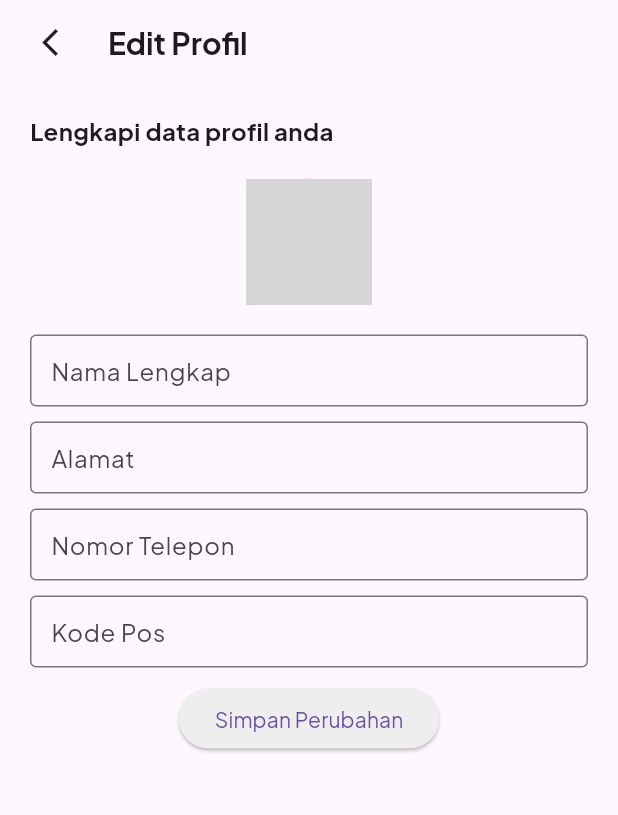
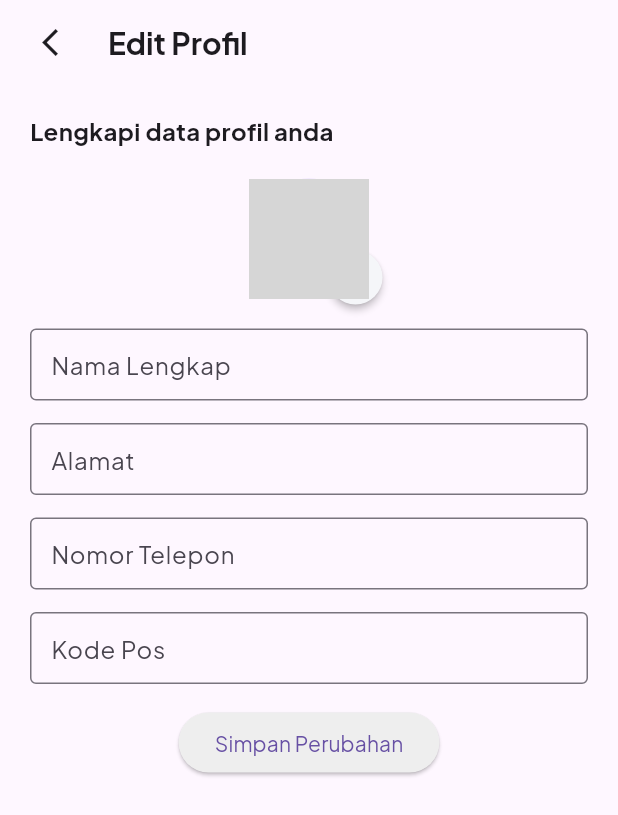
Before and after one commit to AnandaReva/Tra-Tour, a Flutter app: the screen it shows after launch, item 5 of the bottom bar chosen, after a tap on the "edit" icon, on a phone screen of 412 x 824 dp. Shown: the top 815 px of the screen. Run offline on Flutter 3.47's test engine with Material 3 defaults, Android fonts, the phone set to English and light mode, and no system bars; missing offline and left inert: another_stepper; network calls fail; grey boxes are pictures that could not be loaded.

Commit message:
revisi homepage, edit profil

```diff
--- a/lib/pages/editprofilepage.dart
+++ b/lib/pages/editprofilepage.dart
@@ -27,7 +27,8 @@ class EditProfilePage extends StatelessWidget {
             ),
           ),
         ),
-        body: Column(
+        body: SingleChildScrollView(
+          child: Column(
             crossAxisAlignment: CrossAxisAlignment.start,
             children: [
               Container(
@@ -41,13 +42,45 @@ class EditProfilePage extends StatelessWidget {
                 ),
               ),
               Center(
-              child: CircleAvatar(
-                radius: 42,
+                child: SizedBox(
+                  width: 80,
+                  height: 80,
+                  child: Stack(
+                    clipBehavior: Clip.none,
+                    fit: StackFit.expand,
+                    children: [
+                      CircleAvatar(
                         backgroundImage: NetworkImage(
                           'https://firebasestorage.googleapis.com/v0/b/tra-tour.appspot.com/o/admin%2Fadmin_profile_picture.png?alt=media&token=2f101f86-e0d6-4cbb-aebe-faa4d37479d0',
                         ),
                       ),
+                      Positioned(
+                        bottom: -10,
+                        right: -35,
+                        child: RawMaterialButton(
+                          onPressed: () {},
+                          elevation: 2.0,
+                          fillColor: Color(0xFFF5F6F9),
+                          child: Icon(
+                            Icons.camera_alt_outlined,
+                            color: Colors.black,
+                            size: 15,
                           ),
+                          shape: CircleBorder(),
+                        ),
+                      ),
+                    ],
+                  ),
+                ),
+              ),
+              // Center(
+              //   child: CircleAvatar(
+              //     radius: 42,
+              //     backgroundImage: NetworkImage(
+              //       'https://firebasestorage.googleapis.com/v0/b/tra-tour.appspot.com/o/admin%2Fadmin_profile_picture.png?alt=media&token=2f101f86-e0d6-4cbb-aebe-faa4d37479d0',
+              //     ),
+              //   ),
+              // ),
               // form
               Form(
                 child: Padding(
@@ -62,7 +95,7 @@ class EditProfilePage extends StatelessWidget {
                         ),
                       ),
                       SizedBox(
-                      height: 10,
+                        height: 15,
                       ),
                       TextFormField(
                         decoration: InputDecoration(
@@ -72,7 +105,7 @@ class EditProfilePage extends StatelessWidget {
                         ),
                       ),
                       SizedBox(
-                      height: 10,
+                        height: 15,
                       ),
                       TextFormField(
                         decoration: InputDecoration(
@@ -82,7 +115,7 @@ class EditProfilePage extends StatelessWidget {
                         ),
                       ),
                       SizedBox(
-                      height: 10,
+                        height: 15,
                       ),
                       TextFormField(
                         decoration: InputDecoration(
@@ -92,7 +125,7 @@ class EditProfilePage extends StatelessWidget {
                         ),
                       ),
                       SizedBox(
-                      height: 10,
+                        height: 15,
                       ),
                       ElevatedButton(
                         onPressed: () {},
@@ -106,6 +139,7 @@ class EditProfilePage extends StatelessWidget {
                 ),
               ),
             ],
+          ),
         ));
   }
 }
--- a/lib/pages/homepage.dart
+++ b/lib/pages/homepage.dart
@@ -1,4 +1,7 @@
+// ignore_for_file: prefer_const_constructors
+import 'package:flutter/cupertino.dart';
 import 'package:flutter/material.dart';
+import 'package:flutter/widgets.dart';
 import 'package:tratour_application/model/articles_model.dart';
 
 class HomePage extends StatelessWidget {
@@ -17,17 +20,229 @@ class HomePage extends StatelessWidget {
       appBar: appBar(),
       body: ListView(
         children: [
-          // Poin kamu
+          // Banner
+          Padding(
+            padding: EdgeInsets.all(20),
+            child: Stack(
+              clipBehavior: Clip.none,
+              children: <Widget>[
+                Container(
+                  decoration: BoxDecoration(
+                    color: Colors.white,
+                    borderRadius: BorderRadius.circular(8),
+                    boxShadow: [
+                      BoxShadow(
+                        color: Colors.grey.withOpacity(0.180),
+                        spreadRadius: 2,
+                        blurRadius: 1,
+                        offset: Offset(0, 0),
+                      ), //BoxShadow
+                    ],
+                  ),
+                  padding: EdgeInsets.all(8),
+                  child: Row(
+                    children: <Widget>[
+                      Flexible(
+                        child: Column(
+                          crossAxisAlignment: CrossAxisAlignment.start,
+                          children: <Widget>[
+                            Text(
+                              "Setor sampah bawa keuntungan",
+                              style: TextStyle(
+                                fontWeight: FontWeight.bold,
+                                fontSize: 14,
+                              ),
+                            ),
+                            SizedBox(
+                              height: 10,
+                            ),
+                            Text(
+                              "Tukar sampah di rumahmu dengan reward menarik dari kami",
+                              style: TextStyle(
+                                fontSize: 12,
+                              ),
+                            ),
+                            SizedBox(
+                              height: 20,
+                            ),
+                          ],
+                        ),
+                      ),
+                      SizedBox(
+                        width: 100,
+                      )
+                    ],
+                  ),
+                ),
+                Positioned(
+                  child: Image.asset(
+                    'assets/images/Homepage-removebg-preview.png',
+                    scale: 0.92,
+                  ),
+                  top: -20,
+                  right: 0,
+                ),
+              ],
+            ),
+          ),
+          // Poin dan Voucher
           _poinSection(),
-
-          // Voucher
-          _voucherSection(),
-
           // Artikel Pilihan1
           _artikelPilihan(),
+        ],
+      ),
+    );
+  }
 
-          // Artikel Pilihan2
-          _artikelPilihan(),
+  Padding _poinSection() {
+    return Padding(
+      padding: const EdgeInsets.all(20),
+      child: Column(
+        children: <Widget>[
+          Column(
+            crossAxisAlignment: CrossAxisAlignment.start,
+            children: [
+              Padding(
+                padding: EdgeInsets.all(8.0),
+                child: Text(
+                  'Poin Kamu',
+                  style: TextStyle(
+                    fontFamily: 'PTSans',
+                    fontSize: 20,
+                    fontWeight: FontWeight.bold,
+                  ),
+                ),
+              ),
+              Row(
+                children: [
+                  Padding(
+                    padding: EdgeInsets.all(8.0),
+                    child: Text(
+                      'Total Poin Anda: ',
+                      style: TextStyle(
+                        fontSize: 14,
+                        fontFamily: 'PTSans',
+                      ),
+                    ),
+                  ),
+                  Expanded(
+                    child: Center(
+                      child: RichText(
+                        text: TextSpan(
+                          style: TextStyle(color: Colors.black),
+                          children: const <TextSpan>[
+                            TextSpan(
+                              text: '10000',
+                              style: TextStyle(
+                                fontSize: 14,
+                                fontFamily: 'PTSans',
+                              ),
+                            ),
+                            TextSpan(
+                              text: ' Poin',
+                              style: TextStyle(
+                                fontSize: 10,
+                                fontFamily: 'PTSans',
+                              ),
+                            ),
+                          ],
+                        ),
+                      ),
+                    ),
+                  ),
+                ],
+              ),
+            ],
+          ),
+          Column(
+            crossAxisAlignment: CrossAxisAlignment.start,
+            children: [
+              Padding(
+                padding: EdgeInsets.all(8.0),
+                child: Column(
+                  crossAxisAlignment: CrossAxisAlignment.start,
+                  children: const <Widget>[
+                    Text(
+                      'Voucher',
+                      style: TextStyle(
+                        fontSize: 20,
+                        fontWeight: FontWeight.bold,
+                        fontFamily: 'PTSans',
+                      ),
+                    ),
+                    Text(
+                      'Total poin kamu dapat ditukarkan dengan voucher dibawah ini loh!',
+                      style: TextStyle(
+                        fontSize: 14,
+                        fontFamily: 'PTSans',
+                      ),
+                    ),
+                  ],
+                ),
+              ),
+              Padding(
+                padding: EdgeInsets.all(8.0),
+                child: Row(
+                  mainAxisAlignment: MainAxisAlignment
+                      .spaceAround, // Memberikan ruang sekitar setiap child
+                  children: [
+                    Column(
+                      children: [
+                        IconButton(
+                          onPressed: () {},
+                          icon: Icon(Icons.smartphone),
+                        ),
+                        Text(
+                          "Pulsa\nPrabayar",
+                          textAlign: TextAlign.center,
+                          style: TextStyle(fontSize: 12, fontFamily: 'PTSans'),
+                        ),
+                      ],
+                    ),
+                    Column(
+                      children: [
+                        IconButton(
+                          onPressed: () {},
+                          icon: Icon(Icons.wifi),
+                        ),
+                        Text(
+                          "Paket\nData",
+                          textAlign: TextAlign.center,
+                          style: TextStyle(fontSize: 12, fontFamily: 'PTSans'),
+                        ),
+                      ],
+                    ),
+                    Column(
+                      children: [
+                        IconButton(
+                          onPressed: () {},
+                          icon: Icon(Icons.bolt),
+                        ),
+                        Text(
+                          "Voucher\nListrik",
+                          textAlign: TextAlign.center,
+                          style: TextStyle(fontSize: 12, fontFamily: 'PTSans'),
+                        ),
+                      ],
+                    ),
+                    Column(
+                      children: [
+                        IconButton(
+                          onPressed: () {},
+                          icon: Icon(Icons.arrow_right_alt),
+                        ),
+                        Text(
+                          "Voucher\nLainnya",
+                          textAlign: TextAlign.center,
+                          style: TextStyle(fontSize: 12, fontFamily: 'PTSans'),
+                        ),
+                      ],
+                    ),
+                  ],
+                ),
+              ),
+            ],
+          ),
         ],
       ),
     );
@@ -35,11 +250,11 @@ class HomePage extends StatelessWidget {
 
   Padding _artikelPilihan() {
     return Padding(
-      padding: const EdgeInsets.all(20.0),
+      padding: EdgeInsets.all(20.0),
       child: Column(
         crossAxisAlignment: CrossAxisAlignment.start,
         children: [
-          const Padding(
+          Padding(
             padding: EdgeInsets.all(8.0),
             child: Row(
               children: [
@@ -62,7 +277,7 @@ class HomePage extends StatelessWidget {
             height: 225,
             child: ListView.separated(
               separatorBuilder: (context, index) => SizedBox(width: 25),
-              padding: const EdgeInsets.only(
+              padding: EdgeInsets.only(
                 left: 25,
                 right: 25,
               ),
@@ -73,7 +288,7 @@ class HomePage extends StatelessWidget {
                   width: 200,
                   decoration: BoxDecoration(
                     color: Colors.grey.shade200,
-                    borderRadius: const BorderRadius.only(
+                    borderRadius: BorderRadius.only(
                       topLeft: Radius.circular(15),
                       topRight: Radius.circular(15),
                     ),
@@ -81,7 +296,7 @@ class HomePage extends StatelessWidget {
                   child: Column(
                     children: [
                       ClipRRect(
-                        borderRadius: const BorderRadius.all(
+                        borderRadius: BorderRadius.all(
                           Radius.circular(10),
                         ),
                         child: Image.asset(
@@ -89,13 +304,13 @@ class HomePage extends StatelessWidget {
                         ),
                       ),
                       Padding(
-                        padding: const EdgeInsets.all(8.0),
+                        padding: EdgeInsets.all(8.0),
                         child: Column(
                           crossAxisAlignment: CrossAxisAlignment.start,
                           children: [
                             Text(
                               articles[index].title,
-                              style: const TextStyle(
+                              style: TextStyle(
                                 fontWeight: FontWeight.bold,
                                 fontSize: 14,
                                 fontFamily: 'PTSans',
@@ -103,22 +318,22 @@ class HomePage extends StatelessWidget {
                             ),
                             Row(
                               children: [
-                                const Icon(
+                                Icon(
                                   Icons.calendar_month,
                                   size: 14,
                                 ),
                                 Text(
                                   articles[index].date,
-                                  style: const TextStyle(fontSize: 10),
+                                  style: TextStyle(fontSize: 10),
                                 ),
                               ],
                             ),
-                            const SizedBox(
+                            SizedBox(
                               height: 15,
                             ),
                             Text(
                               articles[index].description,
-                              style: const TextStyle(
+                              style: TextStyle(
                                 fontSize: 10,
                               ),
                             ),
@@ -136,195 +351,19 @@ class HomePage extends StatelessWidget {
     );
   }
 
-  Padding _voucherSection() {
-    return Padding(
-      padding: const EdgeInsets.symmetric(horizontal: 20),
-      child: Container(
-        decoration: BoxDecoration(
-          color: Colors.grey.shade200,
-          borderRadius: const BorderRadius.all(
-            Radius.circular(10),
-          ),
-        ),
-        child: Column(
-          crossAxisAlignment: CrossAxisAlignment.start,
-          children: [
-            const Padding(
-              padding: EdgeInsets.all(8.0),
-              child: Column(
-                crossAxisAlignment: CrossAxisAlignment.start,
-                children: [
-                  Text(
-                    'Voucher',
-                    style: TextStyle(
-                      fontSize: 20,
-                      fontWeight: FontWeight.bold,
-                      fontFamily: 'PTSans',
-                    ),
-                  ),
-                  Text(
-                    'Total poin kamu dapat ditukarkan dengan voucher dibawah ini loh!',
-                    style: TextStyle(
-                      fontSize: 14,
-                      fontFamily: 'PTSans',
-                    ),
-                  ),
-                ],
-              ),
-            ),
-            Padding(
-              padding: const EdgeInsets.all(8.0),
-              child: Row(
-                mainAxisAlignment: MainAxisAlignment
-                    .spaceAround, // Memberikan ruang sekitar setiap child
-                children: [
-                  Column(
-                    children: [
-                      IconButton(
-                        onPressed: () {},
-                        icon: const Icon(Icons.smartphone),
-                      ),
-                      const Text(
-                        "Pulsa\nPrabayar",
-                        textAlign: TextAlign.center,
-                        style: TextStyle(fontSize: 12, fontFamily: 'PTSans'),
-                      ),
-                    ],
-                  ),
-                  Column(
-                    children: [
-                      IconButton(
-                        onPressed: () {},
-                        icon: Icon(Icons.wifi),
-                      ),
-                      const Text(
-                        "Paket\nData",
-                        textAlign: TextAlign.center,
-                        style: TextStyle(fontSize: 12, fontFamily: 'PTSans'),
-                      ),
-                    ],
-                  ),
-                  Column(
-                    children: [
-                      IconButton(
-                        onPressed: () {},
-                        icon: Icon(Icons.bolt),
-                      ),
-                      const Text(
-                        "Voucher\nListrik",
-                        textAlign: TextAlign.center,
-                        style: TextStyle(fontSize: 12, fontFamily: 'PTSans'),
-                      ),
-                    ],
-                  ),
-                  Column(
-                    children: [
-                      IconButton(
-                        onPressed: () {},
-                        icon: const Icon(Icons.arrow_right_alt),
-                      ),
-                      const Text(
-                        "Voucher\nLainnya",
-                        textAlign: TextAlign.center,
-                        style: TextStyle(fontSize: 12, fontFamily: 'PTSans'),
-                      ),
-                    ],
-                  ),
-                ],
-              ),
-            ),
-          ],
-        ),
-      ),
-    );
-  }
-
-  Padding _poinSection() {
-    return Padding(
-      padding: const EdgeInsets.all(20),
-      child: Container(
-        decoration: BoxDecoration(
-          color: Colors.grey.shade200,
-          borderRadius: const BorderRadius.all(
-            Radius.circular(10),
-          ),
-        ),
-        child: Column(
-          crossAxisAlignment: CrossAxisAlignment.start,
-          children: [
-            const Padding(
-              padding: EdgeInsets.all(8.0),
-              child: Text(
-                'Poin Kamu',
-                style: TextStyle(
-                  fontFamily: 'PTSans',
-                  fontSize: 20,
-                  fontWeight: FontWeight.bold,
-                ),
-              ),
-            ),
-            Row(
-              children: [
-                const Padding(
-                  padding: EdgeInsets.all(8.0),
-                  child: Text(
-                    'Total Poin Anda: ',
-                    style: TextStyle(
-                      fontSize: 14,
-                      fontFamily: 'PTSans',
-                    ),
-                  ),
-                ),
-                Expanded(
-                  child: Center(
-                    child: RichText(
-                      text: const TextSpan(
-                        style: TextStyle(color: Colors.black),
-                        children: <TextSpan>[
-                          TextSpan(
-                            text: '10000',
-                            style: TextStyle(
-                              fontSize: 14,
-                              fontFamily: 'PTSans',
-                            ),
-                          ),
-                          TextSpan(
-                            text: ' Poin',
-                            style: TextStyle(
-                              fontSize: 10,
-                              fontFamily: 'PTSans',
-                            ),
-                          ),
-                        ],
-                      ),
-                    ),
-                    // child: Text(
-                    //   '10000 Poin',
-                    //   style: TextStyle(fontSize: 14),
-                    // ),
-                  ),
-                ),
-              ],
-            ),
-          ],
-        ),
-      ),
-    );
-  }
-
   AppBar appBar() {
     return AppBar(
       toolbarHeight: 80,
       leadingWidth: 75,
-      leading: const Padding(
+      leading: Padding(
         padding: EdgeInsets.only(left: 20),
         child: CircleAvatar(
           radius: 24, // Atur radius sesuai keinginan Anda
         ),
       ),
-      title: const Column(
+      title: Column(
         crossAxisAlignment: CrossAxisAlignment.start,
-        children: [
+        children: const <Widget>[
           Text('Hi, Krishnaa',
               style: TextStyle(fontSize: 16, fontWeight: FontWeight.bold)),
           Text('Newcomer',
@@ -334,10 +373,10 @@ class HomePage extends StatelessWidget {
       ),
       actions: [
         Padding(
-          padding: const EdgeInsets.only(right: 20),
+          padding: EdgeInsets.only(right: 20),
           child: IconButton(
             onPressed: () {},
-            icon: const Icon(
+            icon: Icon(
               Icons.notifications,
               size: 28,
             ),
--- a/lib/pages/profilepage.dart
+++ b/lib/pages/profilepage.dart
@@ -61,10 +61,18 @@ class ProfilePage extends StatelessWidget {
             child: Container(
               height: 50,
               decoration: BoxDecoration(
-                color: Colors.grey.shade200,
+                color: Colors.white,
                 borderRadius: const BorderRadius.all(
                   Radius.circular(12),
                 ),
+                boxShadow: [
+                  BoxShadow(
+                    color: Colors.grey.withOpacity(0.180),
+                    spreadRadius: 2,
+                    blurRadius: 1,
+                    offset: Offset(0, 0),
+                  ), //BoxShadow
+                ],
               ),
               child: const Row(
                 mainAxisAlignment: MainAxisAlignment.spaceBetween,
@@ -97,10 +105,18 @@ class ProfilePage extends StatelessWidget {
             child: Container(
               height: 50,
               decoration: BoxDecoration(
-                color: Colors.grey.shade200,
+                color: Colors.white,
                 borderRadius: const BorderRadius.all(
                   Radius.circular(12),
                 ),
+                boxShadow: [
+                  BoxShadow(
+                    color: Colors.grey.withOpacity(0.180),
+                    spreadRadius: 2,
+                    blurRadius: 1,
+                    offset: Offset(0, 0),
+                  ), //BoxShadow
+                ],
               ),
               child: const Row(
                 mainAxisAlignment: MainAxisAlignment.spaceBetween,
@@ -133,10 +149,18 @@ class ProfilePage extends StatelessWidget {
             child: Container(
               height: 50,
               decoration: BoxDecoration(
-                color: Colors.grey.shade200,
+                color: Colors.white,
                 borderRadius: const BorderRadius.all(
                   Radius.circular(12),
                 ),
+                boxShadow: [
+                  BoxShadow(
+                    color: Colors.grey.withOpacity(0.180),
+                    spreadRadius: 2,
+                    blurRadius: 1,
+                    offset: Offset(0, 0),
+                  ), //BoxShadow
+                ],
               ),
               child: const Row(
                 mainAxisAlignment: MainAxisAlignment.spaceBetween,
@@ -169,10 +193,18 @@ class ProfilePage extends StatelessWidget {
             child: Container(
               height: 50,
               decoration: BoxDecoration(
-                color: Colors.grey.shade200,
+                color: Colors.white,
                 borderRadius: const BorderRadius.all(
                   Radius.circular(12),
                 ),
+                boxShadow: [
+                  BoxShadow(
+                    color: Colors.grey.withOpacity(0.180),
+                    spreadRadius: 2,
+                    blurRadius: 1,
+                    offset: Offset(0, 0),
+                  ), //BoxShadow
+                ],
               ),
               child: const Row(
                 mainAxisAlignment: MainAxisAlignment.spaceBetween,
@@ -230,10 +262,18 @@ class ProfilePage extends StatelessWidget {
             child: Container(
               height: 50,
               decoration: BoxDecoration(
-                color: Colors.grey.shade200,
+                color: Colors.white,
                 borderRadius: const BorderRadius.all(
                   Radius.circular(12),
                 ),
+                boxShadow: [
+                  BoxShadow(
+                    color: Colors.grey.withOpacity(0.180),
+                    spreadRadius: 2,
+                    blurRadius: 1,
+                    offset: Offset(0, 0),
+                  ), //BoxShadow
+                ],
               ),
               child: const Row(
                 mainAxisAlignment: MainAxisAlignment.spaceBetween,
```
Also changed, not shown: assets/images/Homepage-removebg-preview.png (added), assets/images/Homepage.png (added). Lines whose indentation alone changed are shown as unchanged.
